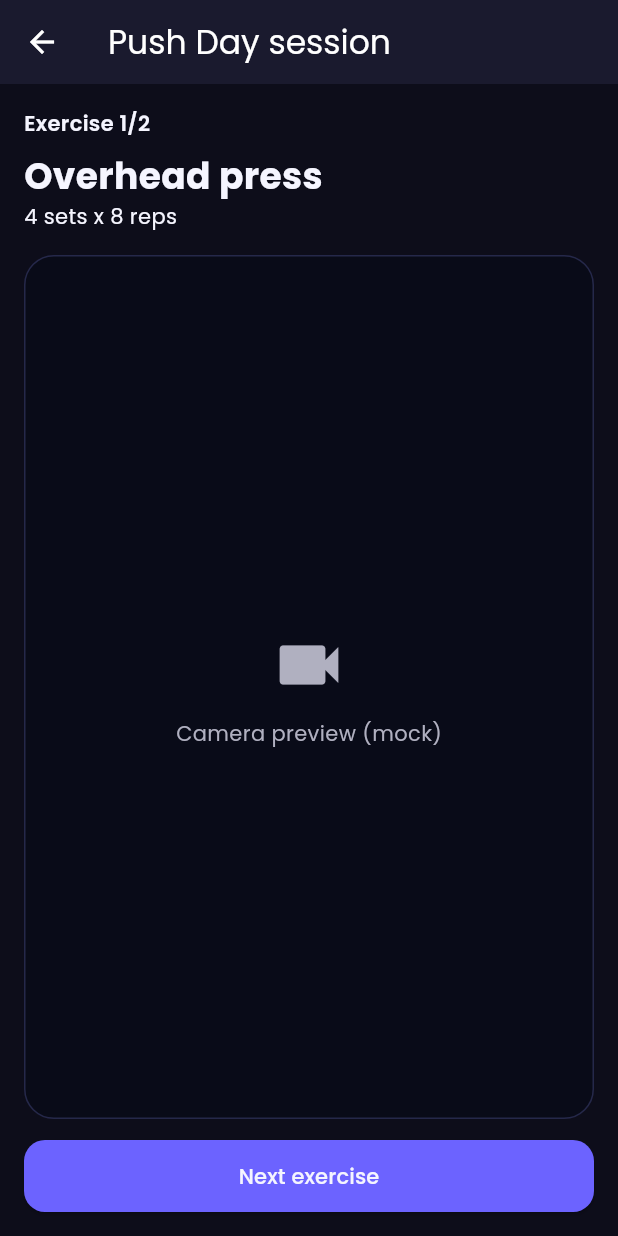
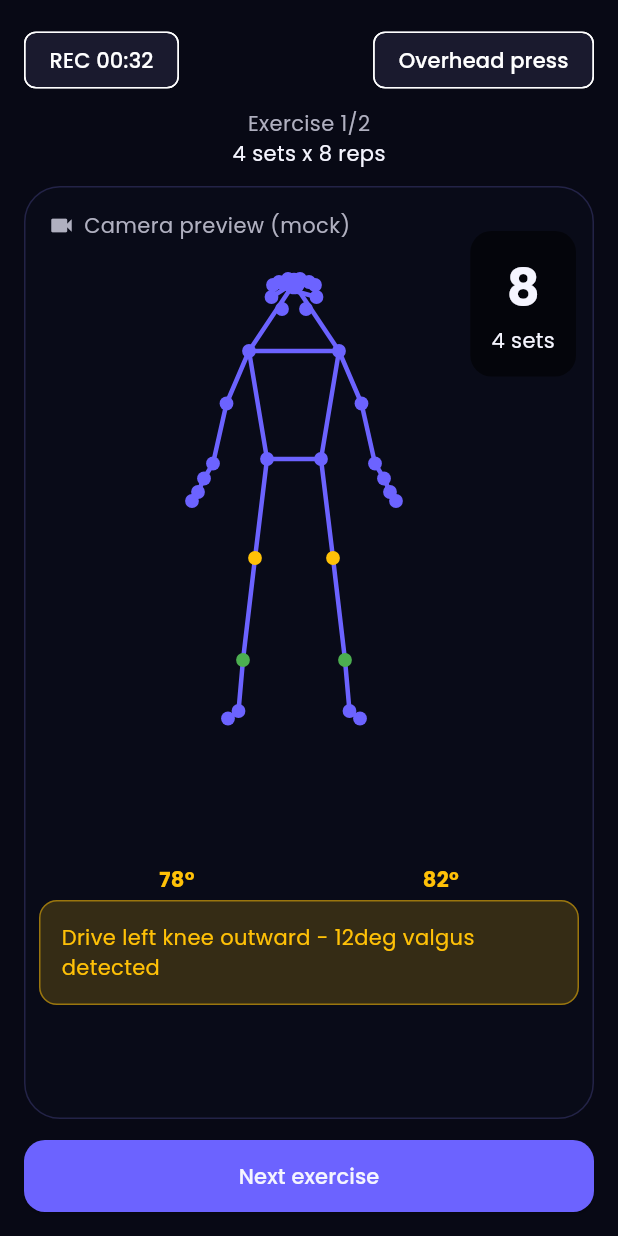
Before and after one commit to haseebdoesdev/biomechanical_coach, a Flutter app: the WorkoutSessionScreen screen opened directly with empty values, on a phone screen of 412 x 824 dp. Run offline on Flutter 3.47's test engine with Material 3 defaults, Android fonts, the phone set to English and light mode, and no system bars; our stand-ins replace cached_network_image, fl_chart, flutter_riverpod, go_router, google_fonts, lottie and 1 more; network calls fail.

Commit message:
unified the session UI

```diff
--- a/lib/screens/session/session_screen.dart
+++ b/lib/screens/session/session_screen.dart
@@ -1,7 +1,7 @@
 import 'package:biomechanical_coach/core/theme/app_theme.dart';
 import 'package:biomechanical_coach/data/mock_data.dart';
 import 'package:biomechanical_coach/providers/app_providers.dart';
-import 'package:biomechanical_coach/widgets/skeleton_painter.dart';
+import 'package:biomechanical_coach/widgets/record_camera_panel.dart';
 import 'package:flutter/material.dart';
 import 'package:flutter_riverpod/flutter_riverpod.dart';
 import 'package:go_router/go_router.dart';
@@ -40,55 +40,11 @@ class SessionScreen extends ConsumerWidget {
               ),
               const SizedBox(height: 12),
               Expanded(
-                child: Stack(
-                  children: [
-                    Container(
-                      decoration: BoxDecoration(
-                        color: const Color(0xFF090B18),
-                        borderRadius: BorderRadius.circular(24),
-                        border: Border.all(color: const Color(0xFF232347)),
-                      ),
-                    ),
-                    const Positioned(
-                      left: 16,
-                      top: 16,
-                      child: Row(
-                        children: [
-                          Icon(Icons.videocam, size: 18, color: AppColors.textSecondary),
-                          SizedBox(width: 6),
-                          Text('Camera preview (mock)', style: TextStyle(color: AppColors.textSecondary)),
-                        ],
-                      ),
-                    ),
-                    Positioned.fill(child: CustomPaint(painter: SkeletonPainter(points: mockSkeleton))),
-                    Positioned(left: 90, bottom: 150, child: _Angle(angle: session.leftKneeAngle)),
-                    Positioned(right: 90, bottom: 150, child: _Angle(angle: session.rightKneeAngle)),
-                    Positioned(
-                      right: 12,
-                      top: 30,
-                      child: Container(
-                        padding: const EdgeInsets.all(14),
-                        decoration: BoxDecoration(color: Colors.black54, borderRadius: BorderRadius.circular(14)),
-                        child: Column(
-                          children: [Text('${session.reps}', style: const TextStyle(fontSize: 34, fontWeight: FontWeight.bold)), Text('${session.sets} sets')],
-                        ),
-                      ),
-                    ),
-                    Positioned(
-                      left: 10,
-                      right: 10,
-                      bottom: 76,
-                      child: Container(
-                        padding: const EdgeInsets.all(14),
-                        decoration: BoxDecoration(
-                          color: AppColors.warning.withValues(alpha: 0.18),
-                          borderRadius: BorderRadius.circular(12),
-                          border: Border.all(color: AppColors.warning.withValues(alpha: 0.5)),
-                        ),
-                        child: const Text('Drive left knee outward - 12deg valgus detected', style: TextStyle(color: AppColors.warning)),
-                      ),
-                    ),
-                  ],
+                child: RecordCameraPanel(
+                  reps: session.reps,
+                  sets: session.sets,
+                  leftKneeAngle: session.leftKneeAngle,
+                  rightKneeAngle: session.rightKneeAngle,
                 ),
               ),
               const SizedBox(height: 10),
@@ -135,13 +91,3 @@ class _Metric extends StatelessWidget {
     );
   }
 }
-
-class _Angle extends StatelessWidget {
-  const _Angle({required this.angle});
-  final int angle;
-
-  @override
-  Widget build(BuildContext context) {
-    return Text('$angle°', style: const TextStyle(color: AppColors.warning, fontWeight: FontWeight.w700));
-  }
-}
--- a/lib/screens/session/workout_session_screen.dart
+++ b/lib/screens/session/workout_session_screen.dart
@@ -1,6 +1,7 @@
 import 'package:biomechanical_coach/core/theme/app_theme.dart';
 import 'package:biomechanical_coach/data/mock_data.dart';
 import 'package:biomechanical_coach/providers/app_providers.dart';
+import 'package:biomechanical_coach/widgets/record_camera_panel.dart';
 import 'package:flutter/material.dart';
 import 'package:flutter_riverpod/flutter_riverpod.dart';
 import 'package:go_router/go_router.dart';
@@ -26,43 +27,35 @@ class _WorkoutSessionScreenState extends ConsumerState<WorkoutSessionScreen> {
     );
     final currentExercise = workout.exercises[exerciseIndex];
     final isLast = exerciseIndex == workout.exercises.length - 1;
+    final session = ref.watch(sessionStateProvider);
 
     return Scaffold(
-      appBar: AppBar(title: Text('${workout.name} session')),
+      backgroundColor: const Color(0xFF080915),
       body: Padding(
         padding: const EdgeInsets.all(16),
         child: Column(
-          crossAxisAlignment: CrossAxisAlignment.start,
           children: [
-            Text(
-              'Exercise ${exerciseIndex + 1}/${workout.exercises.length}',
-              style: const TextStyle(fontWeight: FontWeight.w600),
+            const SafeArea(child: SizedBox.shrink()),
+            Row(
+              children: [
+                const Chip(label: Text('REC 00:32')),
+                const Spacer(),
+                Chip(label: Text(currentExercise.exerciseName)),
+              ],
             ),
             const SizedBox(height: 8),
             Text(
-              currentExercise.exerciseName,
-              style: const TextStyle(fontSize: 24, fontWeight: FontWeight.w700),
+              'Exercise ${exerciseIndex + 1}/${workout.exercises.length}',
+              style: const TextStyle(color: AppColors.textSecondary),
             ),
             Text('${currentExercise.sets} sets x ${currentExercise.reps} reps'),
-            const SizedBox(height: 16),
+            const SizedBox(height: 12),
             Expanded(
-              child: Container(
-                width: double.infinity,
-                decoration: BoxDecoration(
-                  color: const Color(0xFF090B18),
-                  borderRadius: BorderRadius.circular(20),
-                  border: Border.all(color: const Color(0xFF25284A)),
-                ),
-                child: const Center(
-                  child: Column(
-                    mainAxisSize: MainAxisSize.min,
-                    children: [
-                      Icon(Icons.videocam, size: 52, color: AppColors.textSecondary),
-                      SizedBox(height: 10),
-                      Text('Camera preview (mock)', style: TextStyle(color: AppColors.textSecondary)),
-                    ],
-                  ),
-                ),
+              child: RecordCameraPanel(
+                reps: currentExercise.reps,
+                sets: currentExercise.sets,
+                leftKneeAngle: session.leftKneeAngle,
+                rightKneeAngle: session.rightKneeAngle,
               ),
             ),
             const SizedBox(height: 14),
--- /dev/null
+++ b/lib/widgets/record_camera_panel.dart
@@ -0,0 +1,101 @@
+import 'package:biomechanical_coach/core/theme/app_theme.dart';
+import 'package:biomechanical_coach/data/mock_data.dart';
+import 'package:biomechanical_coach/widgets/skeleton_painter.dart';
+import 'package:flutter/material.dart';
+
+class RecordCameraPanel extends StatelessWidget {
+  const RecordCameraPanel({
+    required this.reps,
+    required this.sets,
+    required this.leftKneeAngle,
+    required this.rightKneeAngle,
+    super.key,
+  });
+
+  final int reps;
+  final int sets;
+  final int leftKneeAngle;
+  final int rightKneeAngle;
+
+  @override
+  Widget build(BuildContext context) {
+    return Stack(
+      children: [
+        Container(
+          decoration: BoxDecoration(
+            color: const Color(0xFF090B18),
+            borderRadius: BorderRadius.circular(24),
+            border: Border.all(color: const Color(0xFF232347)),
+          ),
+        ),
+        const Positioned(
+          left: 16,
+          top: 16,
+          child: Row(
+            children: [
+              Icon(Icons.videocam, size: 18, color: AppColors.textSecondary),
+              SizedBox(width: 6),
+              Text(
+                'Camera preview (mock)',
+                style: TextStyle(color: AppColors.textSecondary),
+              ),
+            ],
+          ),
+        ),
+        Positioned.fill(child: CustomPaint(painter: SkeletonPainter(points: mockSkeleton))),
+        Positioned(left: 90, bottom: 150, child: _Angle(angle: leftKneeAngle)),
+        Positioned(right: 90, bottom: 150, child: _Angle(angle: rightKneeAngle)),
+        Positioned(
+          right: 12,
+          top: 30,
+          child: Container(
+            padding: const EdgeInsets.all(14),
+            decoration: BoxDecoration(
+              color: Colors.black54,
+              borderRadius: BorderRadius.circular(14),
+            ),
+            child: Column(
+              children: [
+                Text(
+                  '$reps',
+                  style: const TextStyle(fontSize: 34, fontWeight: FontWeight.bold),
+                ),
+                Text('$sets sets'),
+              ],
+            ),
+          ),
+        ),
+        Positioned(
+          left: 10,
+          right: 10,
+          bottom: 76,
+          child: Container(
+            padding: const EdgeInsets.all(14),
+            decoration: BoxDecoration(
+              color: AppColors.warning.withValues(alpha: 0.18),
+              borderRadius: BorderRadius.circular(12),
+              border: Border.all(color: AppColors.warning.withValues(alpha: 0.5)),
+            ),
+            child: const Text(
+              'Drive left knee outward - 12deg valgus detected',
+              style: TextStyle(color: AppColors.warning),
+            ),
+          ),
+        ),
+      ],
+    );
+  }
+}
+
+class _Angle extends StatelessWidget {
+  const _Angle({required this.angle});
+  final int angle;
+
+  @override
+  Widget build(BuildContext context) {
+    return Text(
+      '$angle°',
+      style: const TextStyle(color: AppColors.warning, fontWeight: FontWeight.w700),
+    );
+  }
+}
```
